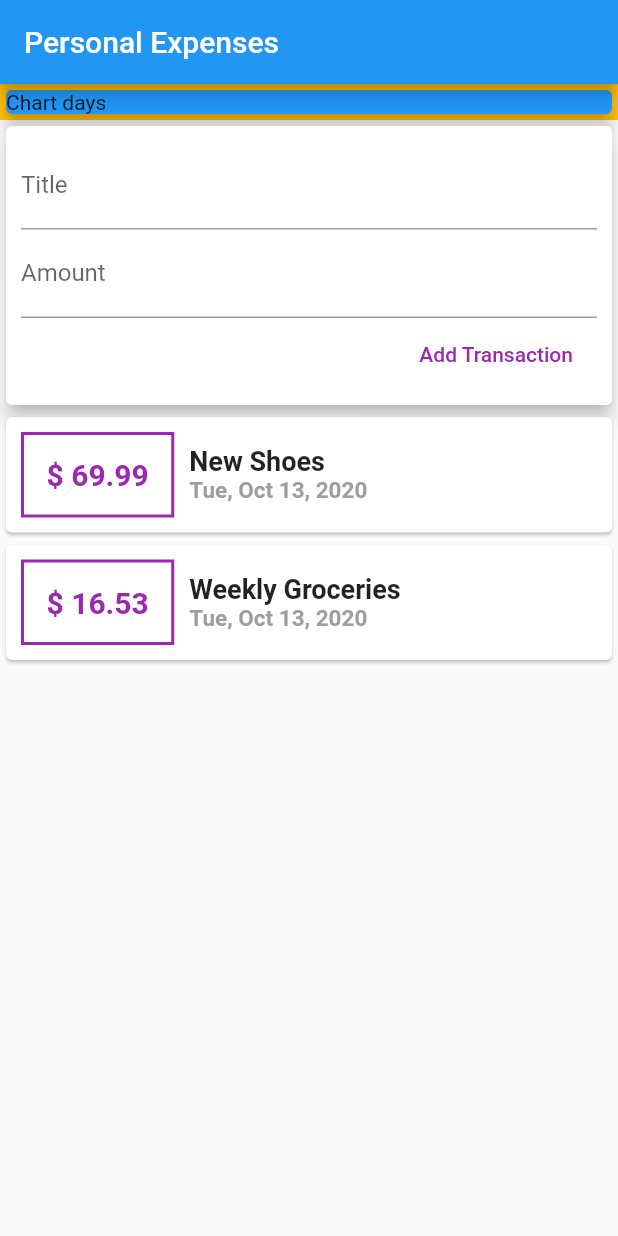
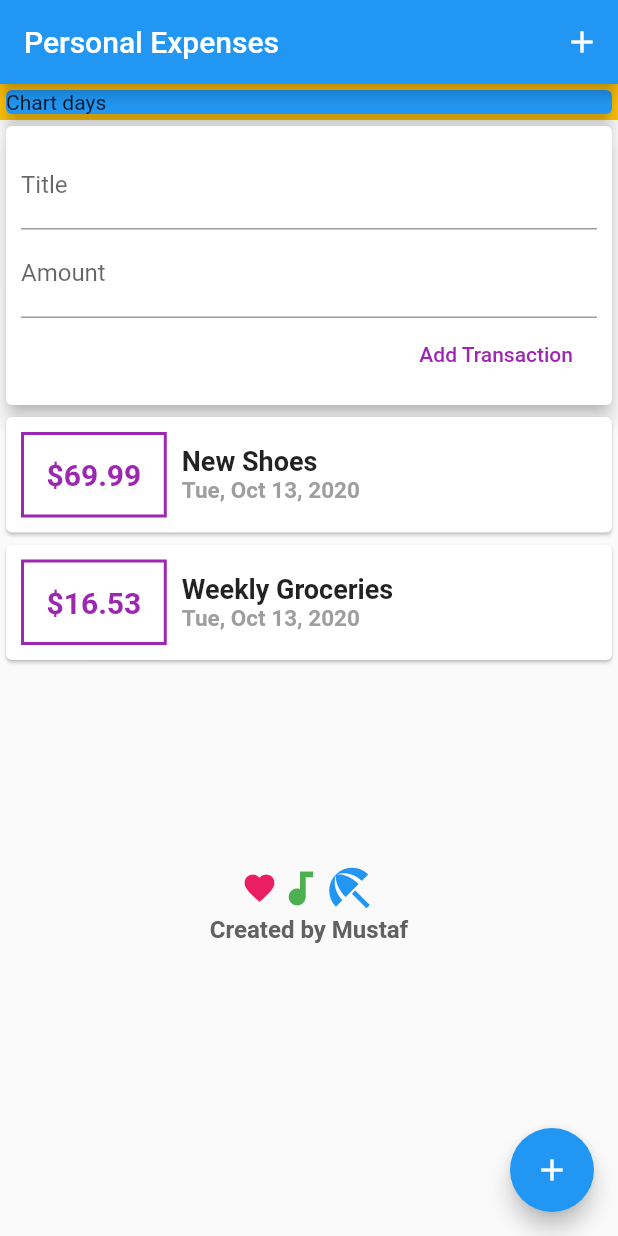
Before and after one commit to mustafcode10/personalExpenses, a Flutter app: the screen it shows after launch, after a tap on "Add Transaction", on a phone screen of 412 x 824 dp. Run offline on Flutter 3.47's test engine with Material 2 defaults, Android fonts, the phone set to English and light mode, and no system bars.

Commit message:
user_transactions

```diff
--- a/lib/main.dart
+++ b/lib/main.dart
@@ -1,7 +1,5 @@
 import 'package:flutter/material.dart';
-
-import './widgets/transaction_list.dart';
-
+import './widgets/user_transactions.dart';
 
 void main() {
   runApp(MyApp());
@@ -19,18 +17,20 @@ class MyApp extends StatelessWidget {
 }
 
 class MyHomePage extends StatelessWidget {
-
   //  String titleInput;
   //  String amountInput;
-  final titleControler = TextEditingController();
-  final amountControler = TextEditingController();
+
   @override
   Widget build(BuildContext context) {
     return Scaffold(
       appBar: AppBar(
         title: Text('Personal Expenses'),
+        actions: [
+          IconButton(icon: Icon(Icons.add), onPressed: () => {}),
+        ],
       ),
-      body: Column(
+      body: SingleChildScrollView(
+        child: Column(
           //mainAxisAlignment: MainAxisAlignment.start,
           crossAxisAlignment: CrossAxisAlignment.stretch,
           children: [
@@ -43,49 +43,53 @@ class MyHomePage extends StatelessWidget {
                 color: Colors.blue,
               ),
             ),
-          Card(
-            elevation: 5,
-            child: Container(
-              padding: EdgeInsets.all(10),
-              child: Column(
-                crossAxisAlignment: CrossAxisAlignment.end,
-                children: [
-                  TextField(
-                    decoration: InputDecoration(labelText: 'Title'),
-                    // onChanged: (val){
-                    //   titleInput =val;
-                    // },
-                    controller: titleControler,
-                  ),
-                  TextField(
-                    decoration: InputDecoration(labelText: 'Amount'),
-                    // onChanged:(val){
-                    //   amountInput = val;
-
-                    // } ,
-                    controller: amountControler,
-                  ),
-                  FlatButton(
-                    onPressed: () {
-                      // print(titleInput);
-                      // print(amountInput);
-                      print(titleControler.text);
-                      print(amountControler.text);
-                    },
-                    child: Text('Add Transaction'),
-                    textColor: Colors.purple,
-                  )
-                ],
-              ),
-            ),
-          ),
-          TransactionList()
 
             // Card(
             //   child: Text('Text TX'),
             //   color: Colors.green,
             // )
+            UserTransation(),
+
+            Row(
+              mainAxisAlignment: MainAxisAlignment.center,
+              children: const <Widget>[
+                Icon(
+                  Icons.favorite,
+                  color: Colors.pink,
+                  size: 24.0,
+                ),
+                Icon(
+                  Icons.audiotrack,
+                  color: Colors.green,
+                  size: 30.0,
+                ),
+                Icon(
+                  Icons.beach_access,
+                  color: Colors.blue,
+                  size: 36.0,
+                ),
               ],
+            ),
+            Column(
+              crossAxisAlignment: CrossAxisAlignment.center,
+              children: [
+                Text(
+                  'Created by Mustaf',
+                  style: TextStyle(
+                      color: Colors.grey[700],
+                      fontWeight: FontWeight.bold,
+                      fontSize: 16),
+                ),
+              ],
+            ),
+          ],
+        ),
+      ),
+      floatingActionButton: FloatingActionButton(
+        onPressed: () {
+          print('hhh');
+        },
+        child: Icon(Icons.add),
       ),
     );
   }
--- /dev/null
+++ b/lib/widgets/new_transaction.dart
@@ -0,0 +1,63 @@
+import 'package:flutter/material.dart';
+
+class NewTransaction extends StatelessWidget {
+  final titleControler = TextEditingController();
+  final amountControler = TextEditingController();
+  final Function addTx;
+  NewTransaction(this.addTx);
+
+  // submitData it is submitted data from textfield
+  void submitData(){
+    final enteredTitle = titleControler.text;
+    final enteredAmount = double.parse(amountControler.text);
+    if(enteredTitle.isEmpty || enteredAmount <= 0){
+      return;
+    }
+
+    addTx(
+      enteredTitle,
+      enteredAmount
+    );
+
+  }
+
+  @override
+  Widget build(BuildContext context) {
+    return Card(
+      elevation: 5,
+      child: Container(
+        padding: EdgeInsets.all(10),
+        child: Column(
+          crossAxisAlignment: CrossAxisAlignment.end,
+          children: [
+
+            TextField(
+              decoration: InputDecoration(labelText: 'Title'),
+              // onChanged: (val){
+              //   titleInput =val;
+              // },
+              controller: titleControler,
+              onSubmitted:(_)=> submitData(),
+            ),
+
+            TextField(
+              decoration: InputDecoration(labelText: 'Amount'),
+              // onChanged:(val){
+              //   amountInput = val;
+              // } ,
+              controller: amountControler,
+              keyboardType: TextInputType.number,
+              onSubmitted: (_)=> submitData(),
+            ),
+
+            FlatButton(
+              onPressed: submitData,
+              child: Text('Add Transaction'),
+              textColor: Colors.purple,
+            )
+          ],
+        ),
+      ),
+    );
+  }
+}
--- a/lib/widgets/transaction_list.dart
+++ b/lib/widgets/transaction_list.dart
@@ -1,29 +1,20 @@
 import 'package:flutter/material.dart';
 import 'package:intl/intl.dart';
+import 'package:personalExpenses/models/transaction.dart';
 
-import '../models/transaction.dart';
+
 
 
 class TransactionList extends StatelessWidget {
-    final List<Transaction> transactions = [
-    Transaction(
-      id: 't1',
-      title: 'New Shoes',
-      amount: 69.99,
-      date: DateTime.now(),
-    ),
-    Transaction(
-      id: 't2',
-      title: 'Weekly Groceries',
-      amount: 16.53,
-      date: DateTime.now(),
-    ),
-  ];
+  final List<Transaction> transactions;
+  TransactionList(this.transactions);
+
   @override
   Widget build(BuildContext context) {
-    return  Column(
-            children: transactions.map((tx) {
-              return Card(
+    return  Container(
+      height: 300,
+              child: ListView.builder(itemBuilder: (ctx, index){
+                return  Card(
                     child: Row(
                       children: [
                         Container(
@@ -33,7 +24,7 @@ class TransactionList extends StatelessWidget {
                               border: Border.all(width: 2, color: Colors.purple)),
                           padding: EdgeInsets.all(15),
                           child: Text(
-                        '\$ ${tx.amount}',
+                            '\$${transactions[index].amount.toStringAsFixed(2)}',
                             style: TextStyle(
                                 fontWeight: FontWeight.bold,
                                 fontSize: 20,
@@ -45,14 +36,14 @@ class TransactionList extends StatelessWidget {
                           mainAxisAlignment: MainAxisAlignment.spaceEvenly,
                           children: [
                             Text(
-                          tx.title,
+                              transactions[index].title,
                               style: TextStyle(
                                 fontWeight: FontWeight.bold,
                                 fontSize: 18,
                               ),
                             ),
                             Text(
-                          DateFormat.yMMMEd().format(tx.date),
+                              DateFormat.yMMMEd().format(transactions[index].date),
                               style: TextStyle(
                                   fontWeight: FontWeight.bold,
                                   fontSize: 15,
@@ -63,7 +54,13 @@ class TransactionList extends StatelessWidget {
                       ],
                     ),
                   );
-            }).toList(),
+
+              },
+              itemCount: transactions.length,
+
+
+              ),
+
     );
   }
 }
--- /dev/null
+++ b/lib/widgets/user_transactions.dart
@@ -0,0 +1,53 @@
+import 'package:flutter/material.dart';
+import 'transaction_list.dart';
+import '../models/transaction.dart';
+import './new_transaction.dart';
+
+class UserTransation extends StatefulWidget {
+  @override
+  _UserTransationState createState() => _UserTransationState();
+}
+
+class _UserTransationState extends State<UserTransation> {
+      final List<Transaction> _userTransactions = [
+    Transaction(
+      id: 't1',
+      title: 'New Shoes',
+      amount: 69.99,
+      date: DateTime.now(),
+    ),
+    Transaction(
+      id: 't2',
+      title: 'Weekly Groceries',
+      amount: 16.53,
+      date: DateTime.now(),
+    ),
+  ];
+  void _addNewTransaction(String txTitle, double txAmount){
+    final newTx = Transaction(
+      id: DateTime.now().toString(),
+      title: txTitle,
+       amount: txAmount,
+       date: DateTime.now());
+
+       setState(() {
+         _userTransactions.add(newTx);
+
+       });
+
+  }
+
+  @override
+  Widget build(BuildContext context) {
+    return Column(
+
+      children: [
+
+
+         NewTransaction(_addNewTransaction),
+         TransactionList(_userTransactions)
+      ],
+
+    );
+  }
+}
```
Lines whose indentation alone changed are shown as unchanged.
